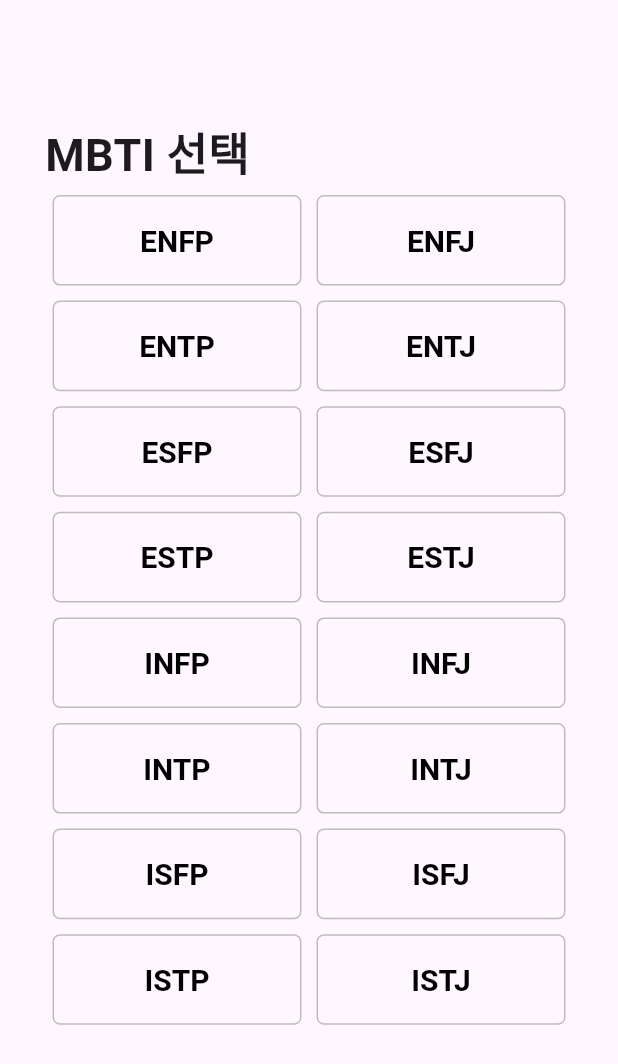
After one commit to HaniumCapstone/flutter_application, a Flutter app: the MBTIInput screen opened directly, on a phone screen of 412 x 824 dp. The commit adds this screen. Shown: the top 1064 px of the screen. Run offline on Flutter 3.47's test engine with Material 2 defaults, Android fonts, the phone set to English and light mode, and no system bars; our stand-ins replace flutter_dotenv; missing offline and left inert: kakao_flutter_sdk.

Commit message:
feat: 유저 추가 및 mbti 입력 구현 (#1)

```diff
--- /dev/null
+++ b/lib/providers/profile.dart
@@ -0,0 +1,42 @@
+import 'package:flutter/foundation.dart';
+import 'package:chosungood/utiles/parse_jwt.dart';
+
+class CPProfile with ChangeNotifier {
+  bool _isSignIn = false;
+  String _accessToken = '';
+  String _mbti = '';
+  String _name = '';
+  String _uid = '';
+
+  bool get isSingIn => _isSignIn;
+  String get accessToken => _accessToken;
+  String get mbti => _mbti;
+  String get name => _name;
+  String get uid => _uid;
+
+  void signin(String accessToken) {
+    try {
+      var data = parseJwt(accessToken);
+      _mbti = data['user_mbti'];
+      _name = data['user_name'];
+      _uid = data['uid'];
+      _accessToken = accessToken;
+      _isSignIn = true;
+    } catch (error) {
+      _isSignIn = false;
+      if (kDebugMode) {
+        print('jwt토큰 파싱 오류 : $error');
+      }
+    }
+    notifyListeners();
+  }
+
+  void signout() {
+    _isSignIn = false;
+    _accessToken = '';
+    _mbti = '';
+    _name = '';
+    _uid = '';
+    notifyListeners();
+  }
+}
--- /dev/null
+++ b/lib/screens/mbti_input.dart
@@ -0,0 +1,120 @@
+import 'dart:convert';
+
+import 'package:chosungood/providers/profile.dart';
+import 'package:flutter/material.dart';
+import 'package:flutter_dotenv/flutter_dotenv.dart';
+import 'package:http/http.dart' as http;
+import 'package:provider/provider.dart';
+
+const mbti = [
+  "ENFP",
+  "ENFJ",
+  "ENTP",
+  "ENTJ",
+  "ESFP",
+  "ESFJ",
+  "ESTP",
+  "ESTJ",
+  "INFP",
+  "INFJ",
+  "INTP",
+  "INTJ",
+  "ISFP",
+  "ISFJ",
+  "ISTP",
+  "ISTJ",
+];
+
+class MBTIInput extends StatelessWidget {
+  const MBTIInput({super.key});
+
+  @override
+  Widget build(BuildContext context) {
+    return Scaffold(
+      body: ListView.builder(
+        padding: const EdgeInsets.only(top: 50),
+        itemCount: 1,
+        itemBuilder: (context, index) {
+          return Padding(
+              padding: const EdgeInsets.all(30),
+              child: Column(
+                crossAxisAlignment: CrossAxisAlignment.start,
+                children: [
+                  const Text(
+                    'MBTI 선택',
+                    style: TextStyle(fontSize: 30, fontWeight: FontWeight.bold),
+                  ),
+                  GridView.builder(
+                    shrinkWrap: true,
+                    physics: const NeverScrollableScrollPhysics(),
+                    gridDelegate:
+                        const SliverGridDelegateWithFixedCrossAxisCount(
+                      crossAxisCount: 2,
+                      childAspectRatio: 2.5,
+                    ),
+                    itemCount: 16,
+                    itemBuilder: (context, gridIndex) {
+                      return Padding(
+                          padding: const EdgeInsets.all(5.0),
+                          child: GridItem(item: mbti[gridIndex]));
+                    },
+                  ),
+                ],
+              ));
+        },
+      ),
+    );
+  }
+}
+
+class GridItem extends StatelessWidget {
+  final String item;
+
+  const GridItem({required this.item, Key? key}) : super(key: key);
+
+  @override
+  Widget build(BuildContext context) {
+    final token = Provider.of<CPProfile>(context).accessToken;
+    return Stack(
+      alignment: Alignment.center,
+      children: <Widget>[
+        Positioned.fill(
+          child: Container(
+            decoration: BoxDecoration(
+                border: Border.all(width: 1, color: Colors.grey.shade400),
+                borderRadius: const BorderRadius.all(Radius.circular(5))),
+          ),
+        ),
+        TextButton(
+          style: TextButton.styleFrom(
+            foregroundColor: Colors.black,
+            padding: const EdgeInsets.all(16.0),
+            textStyle:
+                const TextStyle(fontSize: 20, fontWeight: FontWeight.bold),
+          ),
+          onPressed: () async {
+            try {
+              String userAPIURL = dotenv.env['USER_API_URL']!;
+              final url = Uri.parse("$userAPIURL/mbti");
+              final response = await http.post(url,
+                  headers: {
+                    'Content-type': 'application/json',
+                    'Accept': 'application/json',
+                    "Authorization": "Bearer $token"
+                  },
+                  body: json.encode({'mbti': item}));
+
+              // ignore: use_build_context_synchronously
+              context
+                  .read<CPProfile>()
+                  .signin(json.decode(response.body)['accessToken']);
+            } catch (error) {
+              print("mbti수정 실패 $error");
+            }
+          },
+          child: Text(item),
+        ),
+      ],
+    );
+  }
+}
```
Also changed, not shown: flutter_native_splash.yaml (added, +138 -0 lines), lib/main.dart (+22 -15 lines), lib/screens/kakaologin.dart (+38 -8 lines), lib/screens/persondict.dart (+7 -6 lines), lib/screens/splash.dart (+43 -10 lines), lib/utiles/handle_kakao_login.dart (renamed from lib/screens/handle_kakao_login.dart, +28 -19 lines), lib/utiles/parse_jwt.dart (added, +35 -0 lines), pubspec.yaml (+10 -6 lines), pubspec.lock, 8 other files.
